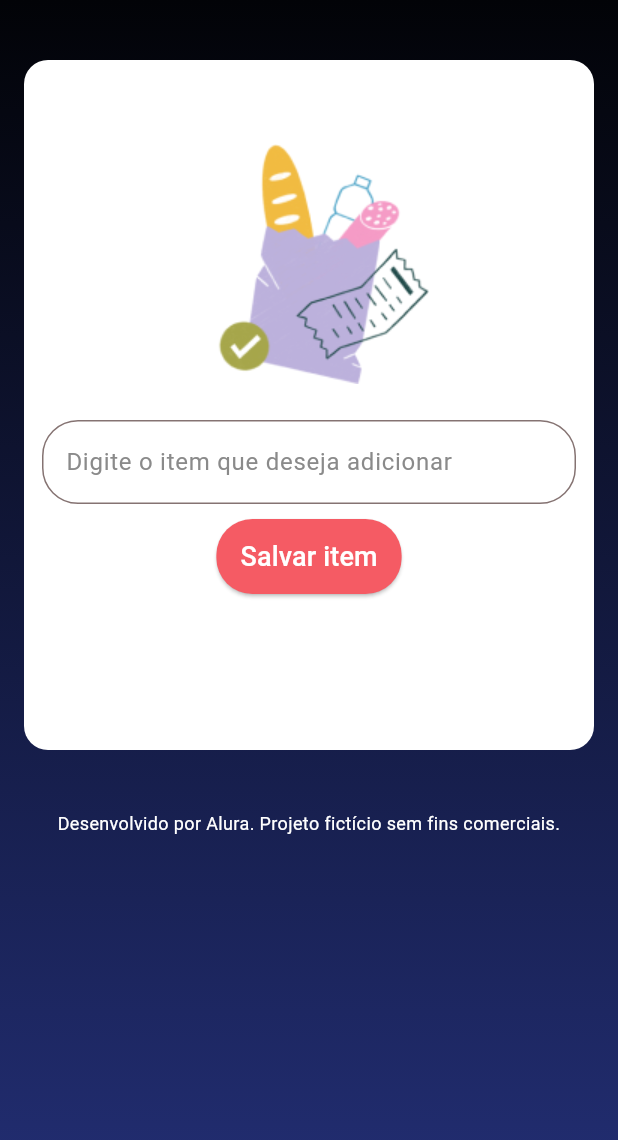
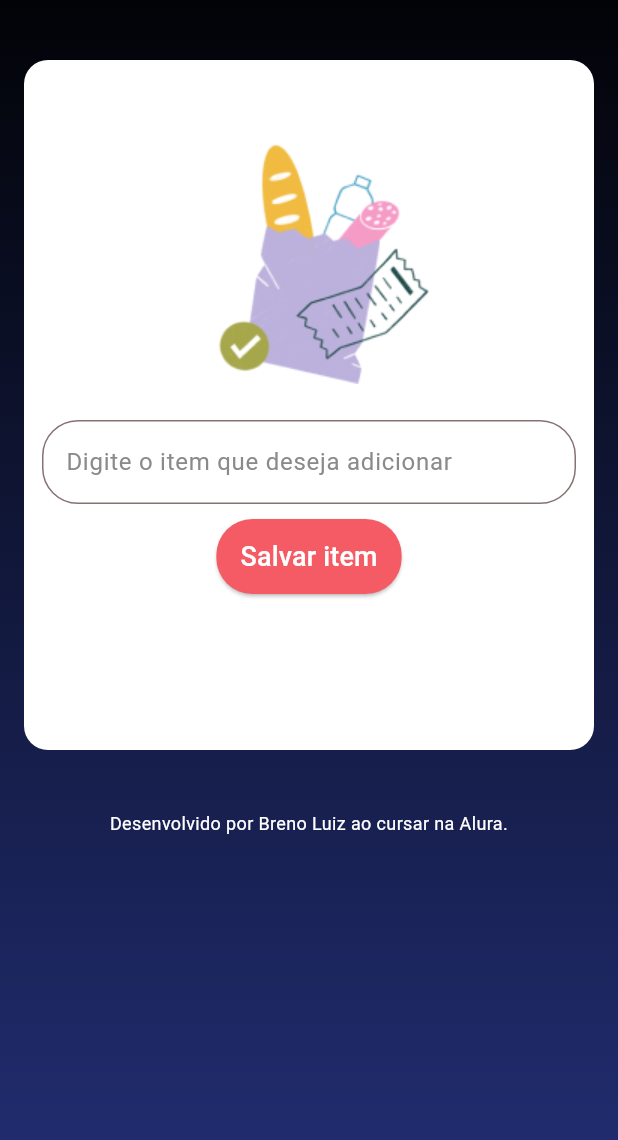
Before and after one commit to obrenoluiz/Flutter---Offline-First-With-CouchBase, a Flutter app: the screen it shows after launch, on a phone screen of 412 x 824 dp. Shown: the top 1140 px of the screen. Run offline on Flutter 3.47's test engine with Material 3 defaults, Android fonts, the phone set to English and light mode, and no system bars; our stand-ins replace flutter_bloc, google_fonts; missing offline and left inert: cbl, cbl_flutter; Roboto replaces fonts that are missing (Numans).

```diff
--- a/lib/app/app_widget.dart
+++ b/lib/app/app_widget.dart
@@ -1,3 +1,4 @@
+import 'package:checklist/app/services/couchbase_service.dart';
 import 'package:flutter/material.dart';
 import 'package:flutter_bloc/flutter_bloc.dart';
 import 'package:google_fonts/google_fonts.dart';
@@ -19,8 +20,12 @@ class MyApp extends StatelessWidget {
 
     return MultiProvider(
       providers: [
+        Provider(create: (context) => CouchbaseService()),
+
         // Fornece o ChecklistRepository
-        Provider(create: (context) => ChecklistRepository()),
+        Provider(create: (context) => ChecklistRepository(
+          couchbaseService: context.read<CouchbaseService>(),
+        )),
 
         // Fornece os Cubits, que usam o mesmo repositório
         BlocProvider(
@@ -45,6 +50,7 @@ class MyApp extends StatelessWidget {
         ),
       ],
       child: MaterialApp(
+        debugShowCheckedModeBanner: false,
         title: 'Checklist',
         locale: const Locale('pt', 'BR'),
         theme: ThemeData(
--- a/lib/app/pages/checklist_page.dart
+++ b/lib/app/pages/checklist_page.dart
@@ -1,6 +1,7 @@
 // ignore_for_file: use_build_context_synchronously
 
 import 'package:checklist/app/logic/checklist/checklist_cubit.dart';
+import 'package:checklist/app/services/couchbase_service.dart';
 import 'package:checklist/app/widget/input_widget.dart';
 import 'package:flutter/material.dart';
 import 'package:flutter_bloc/flutter_bloc.dart';
@@ -164,7 +165,7 @@ class _ChecklistPageState extends State<ChecklistPage> {
             ),
             const Center(
               child: Text(
-                'Desenvolvido por Alura. Projeto fictício sem fins comerciais.',
+                'Desenvolvido por Breno Luiz ao cursar na Alura.',
                 style: TextStyle(color: Colors.white, fontSize: 12),
                 textAlign: TextAlign.center,
               ),
--- a/lib/app/repositories/checklist_repository.dart
+++ b/lib/app/repositories/checklist_repository.dart
@@ -1,7 +1,14 @@
 import 'package:checklist/app/entities/shopping_item_entity.dart';
+import 'package:checklist/app/services/couchbase_service.dart';
 
 class ChecklistRepository {
+  final CouchbaseService couchbaseService;
+
+  ChecklistRepository({required this.couchbaseService});
+
   final List<ShoppingItemEntity> _items = [];
+
+  final collectionName = 'checklist';
 
   Future<List<ShoppingItemEntity>> fetchAll() async {
     await Future.delayed(const Duration(milliseconds: 100));
@@ -9,8 +16,12 @@ class ChecklistRepository {
   }
 
   Future<void> addItem(ShoppingItemEntity item) async {
-    await Future.delayed(const Duration(milliseconds: 100));
-    _items.add(item.copyWith(id: _items.length + 1));
+    await couchbaseService.add(
+      data: item.toMap(),
+      collectionName: collectionName,
+    );
+
+    print('Item salvo com sucesso!');
   }
 
   Future<ShoppingItemEntity> updateItem({
```
Also changed, not shown: lib/app/entities/shopping_item_entity.dart (+8 -0 lines).
